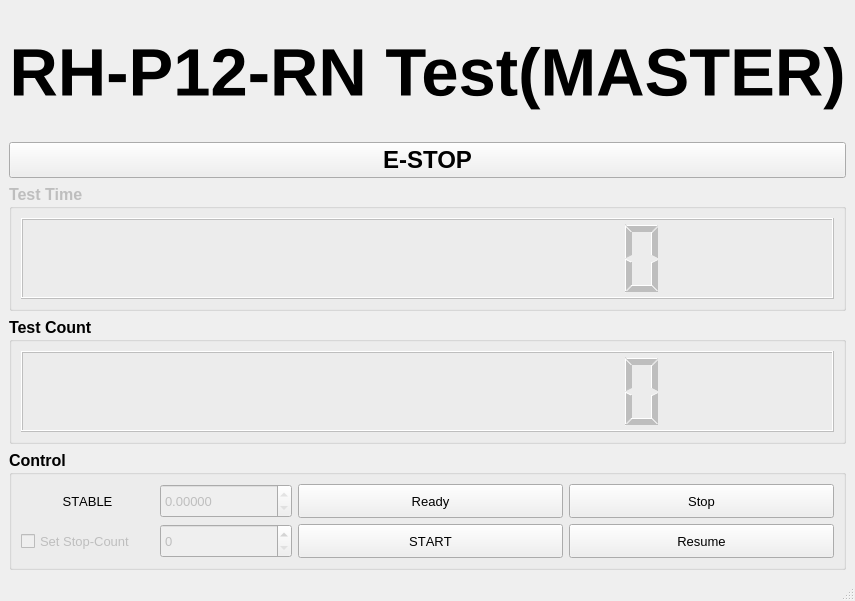
Qt form test_master_gui/ui/test_master_main_window.ui (ROBOTIS-Kayman/Gripper-TEST) before a commit.
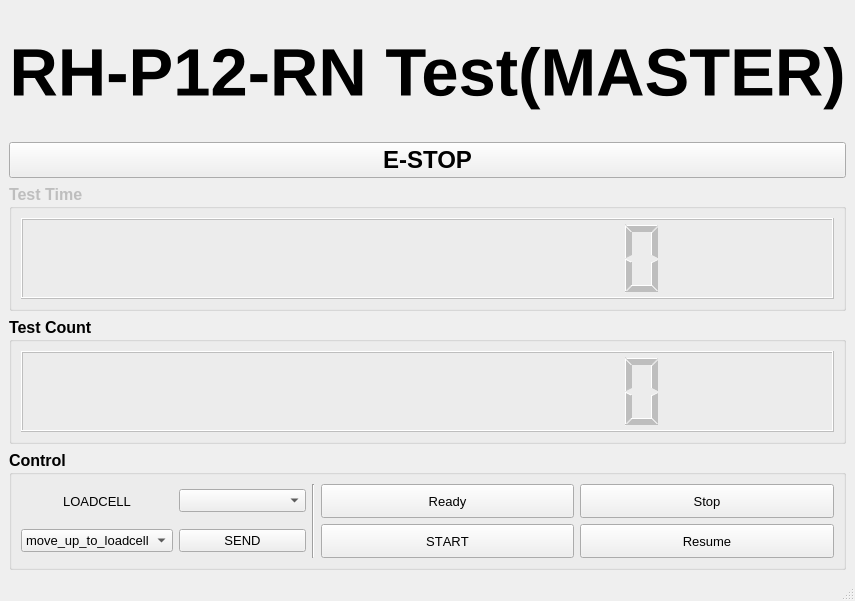
The same form after that commit. Icons and pictures are not drawn.

Commit message: modified master gui for testing loadcell

```diff
--- a/test_master_gui/ui/test_master_main_window.ui
+++ b/test_master_gui/ui/test_master_main_window.ui
@@ -211,62 +211,8 @@
       <property name="title">
        <string>Control</string>
       </property>
-      <layout class="QGridLayout" name="gridLayout_2" rowstretch="1,1" columnstretch="1,1,1,1,1,1">
-       <item row="1" column="2" colspan="2">
-        <widget class="QPushButton" name="pushButton_start_continue">
-         <property name="sizePolicy">
-          <sizepolicy hsizetype="MinimumExpanding" vsizetype="MinimumExpanding">
-           <horstretch>0</horstretch>
-           <verstretch>0</verstretch>
-          </sizepolicy>
-         </property>
-         <property name="minimumSize">
-          <size>
-           <width>0</width>
-           <height>20</height>
-          </size>
-         </property>
-         <property name="font">
-          <font>
-           <pointsize>10</pointsize>
-           <weight>50</weight>
-           <bold>false</bold>
-           <kerning>false</kerning>
-          </font>
-         </property>
-         <property name="text">
-          <string>START</string>
-         </property>
-        </widget>
-       </item>
-       <item row="1" column="4" colspan="2">
-        <widget class="QPushButton" name="pushButton_resume">
-         <property name="sizePolicy">
-          <sizepolicy hsizetype="MinimumExpanding" vsizetype="MinimumExpanding">
-           <horstretch>0</horstretch>
-           <verstretch>0</verstretch>
-          </sizepolicy>
-         </property>
-         <property name="minimumSize">
-          <size>
-           <width>0</width>
-           <height>20</height>
-          </size>
-         </property>
-         <property name="font">
-          <font>
-           <pointsize>10</pointsize>
-           <weight>50</weight>
-           <bold>false</bold>
-           <kerning>false</kerning>
-          </font>
-         </property>
-         <property name="text">
-          <string>Resume</string>
-         </property>
-        </widget>
-       </item>
-       <item row="0" column="4" colspan="2">
+      <layout class="QGridLayout" name="gridLayout_2" rowstretch="1,1" columnstretch="1,1,1,1,1,1,1">
+       <item row="0" column="5" colspan="2">
         <widget class="QPushButton" name="pushButton_stop">
          <property name="sizePolicy">
           <sizepolicy hsizetype="MinimumExpanding" vsizetype="MinimumExpanding">
@@ -293,41 +239,8 @@
          </property>
         </widget>
        </item>
-       <item row="1" column="1">
-        <widget class="QSpinBox" name="spinBox_stop_count">
-         <property name="enabled">
-          <bool>false</bool>
-         </property>
-         <property name="sizePolicy">
-          <sizepolicy hsizetype="MinimumExpanding" vsizetype="MinimumExpanding">
-           <horstretch>0</horstretch>
-           <verstretch>0</verstretch>
-          </sizepolicy>
-         </property>
-         <property name="minimumSize">
-          <size>
-           <width>0</width>
-           <height>20</height>
-          </size>
-         </property>
-         <property name="font">
-          <font>
-           <pointsize>10</pointsize>
-           <weight>50</weight>
-           <bold>false</bold>
-           <kerning>false</kerning>
-          </font>
-         </property>
-         <property name="maximum">
-          <number>10000000</number>
-         </property>
-        </widget>
-       </item>
-       <item row="1" column="0">
-        <widget class="QCheckBox" name="checkBox_set_stop_count">
-         <property name="enabled">
-          <bool>false</bool>
-         </property>
+       <item row="1" column="3" colspan="2">
+        <widget class="QPushButton" name="pushButton_start_continue">
          <property name="sizePolicy">
           <sizepolicy hsizetype="MinimumExpanding" vsizetype="MinimumExpanding">
            <horstretch>0</horstretch>
@@ -349,11 +262,11 @@
           </font>
          </property>
          <property name="text">
-          <string>Set Stop-Count</string>
+          <string>START</string>
          </property>
         </widget>
        </item>
-       <item row="0" column="2" colspan="2">
+       <item row="0" column="3" colspan="2">
         <widget class="QPushButton" name="pushButton_ready">
          <property name="sizePolicy">
           <sizepolicy hsizetype="MinimumExpanding" vsizetype="MinimumExpanding">
@@ -380,6 +293,40 @@
          </property>
         </widget>
        </item>
+       <item row="0" column="2" rowspan="2">
+        <widget class="Line" name="line">
+         <property name="orientation">
+          <enum>Qt::Vertical</enum>
+         </property>
+        </widget>
+       </item>
+       <item row="1" column="5" colspan="2">
+        <widget class="QPushButton" name="pushButton_resume">
+         <property name="sizePolicy">
+          <sizepolicy hsizetype="MinimumExpanding" vsizetype="MinimumExpanding">
+           <horstretch>0</horstretch>
+           <verstretch>0</verstretch>
+          </sizepolicy>
+         </property>
+         <property name="minimumSize">
+          <size>
+           <width>0</width>
+           <height>20</height>
+          </size>
+         </property>
+         <property name="font">
+          <font>
+           <pointsize>10</pointsize>
+           <weight>50</weight>
+           <bold>false</bold>
+           <kerning>false</kerning>
+          </font>
+         </property>
+         <property name="text">
+          <string>Resume</string>
+         </property>
+        </widget>
+       </item>
        <item row="0" column="0">
         <widget class="QLabel" name="label_loadcell">
          <property name="sizePolicy">
@@ -403,7 +350,7 @@
           </font>
          </property>
          <property name="text">
-          <string>STABLE</string>
+          <string>LOADCELL</string>
          </property>
          <property name="alignment">
           <set>Qt::AlignCenter</set>
@@ -413,43 +360,60 @@
          </property>
         </widget>
        </item>
+       <item row="1" column="1">
+        <widget class="QPushButton" name="pushButton_loadcell_command">
+         <property name="font">
+          <font>
+           <pointsize>10</pointsize>
+           <weight>50</weight>
+           <bold>false</bold>
+          </font>
+         </property>
+         <property name="text">
+          <string>SEND</string>
+         </property>
+        </widget>
+       </item>
        <item row="0" column="1">
-        <widget class="QDoubleSpinBox" name="spinBox_loadcell">
-         <property name="enabled">
-          <bool>false</bool>
+        <widget class="QComboBox" name="comboBox_robot">
+         <property name="font">
+          <font>
+           <pointsize>10</pointsize>
+           <weight>50</weight>
+           <bold>false</bold>
+          </font>
          </property>
-         <property name="sizePolicy">
-          <sizepolicy hsizetype="MinimumExpanding" vsizetype="MinimumExpanding">
-           <horstretch>0</horstretch>
-           <verstretch>0</verstretch>
-          </sizepolicy>
-         </property>
-         <property name="minimumSize">
-          <size>
-           <width>0</width>
-           <height>20</height>
-          </size>
-         </property>
+        </widget>
+       </item>
+       <item row="1" column="0">
+        <widget class="QComboBox" name="comboBox_command">
          <property name="font">
           <font>
            <pointsize>10</pointsize>
            <weight>50</weight>
            <bold>false</bold>
-           <kerning>false</kerning>
           </font>
          </property>
-         <property name="readOnly">
-          <bool>true</bool>
-         </property>
-         <property name="decimals">
-          <number>5</number>
-         </property>
-         <property name="minimum">
-          <double>-1000.000000000000000</double>
-         </property>
-         <property name="maximum">
-          <double>1000.000000000000000</double>
-         </property>
+         <item>
+          <property name="text">
+           <string>move_up_to_loadcell</string>
+          </property>
+         </item>
+         <item>
+          <property name="text">
+           <string>move_down</string>
+          </property>
+         </item>
+         <item>
+          <property name="text">
+           <string>gripper_on</string>
+          </property>
+         </item>
+         <item>
+          <property name="text">
+           <string>gripper_off</string>
+          </property>
+         </item>
         </widget>
        </item>
       </layout>
```
The commit also changes 4 other files.
